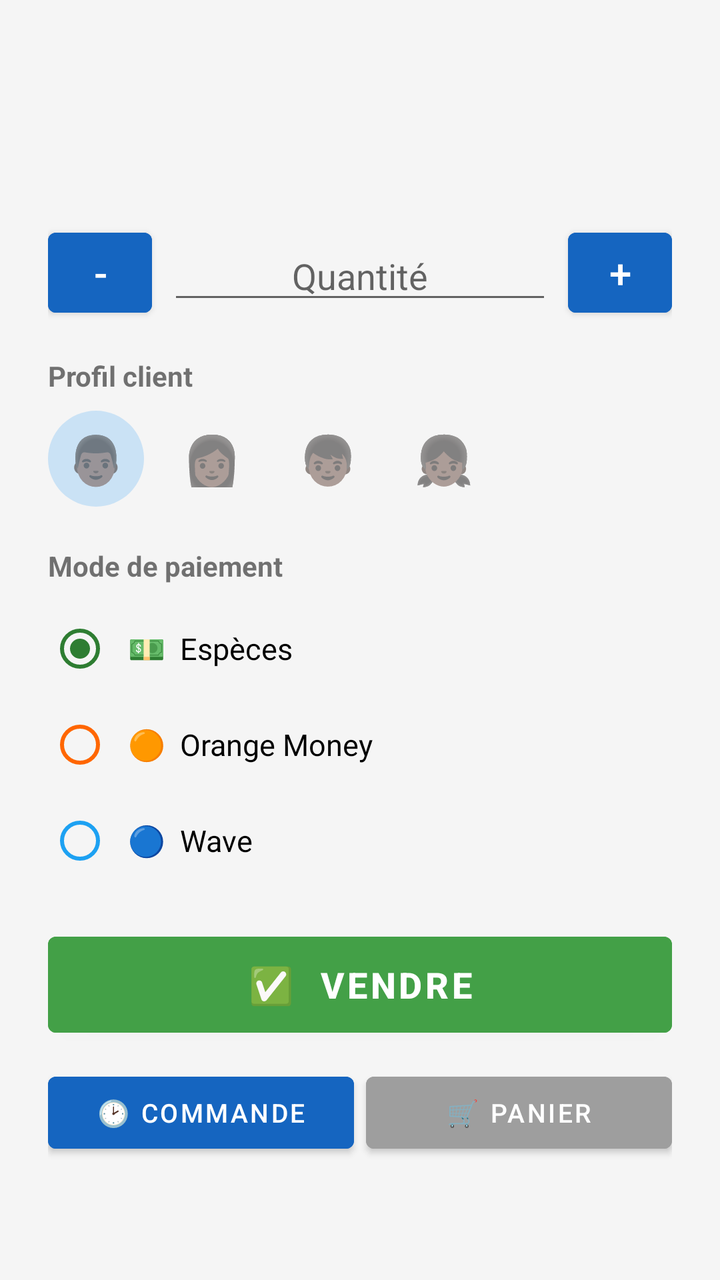
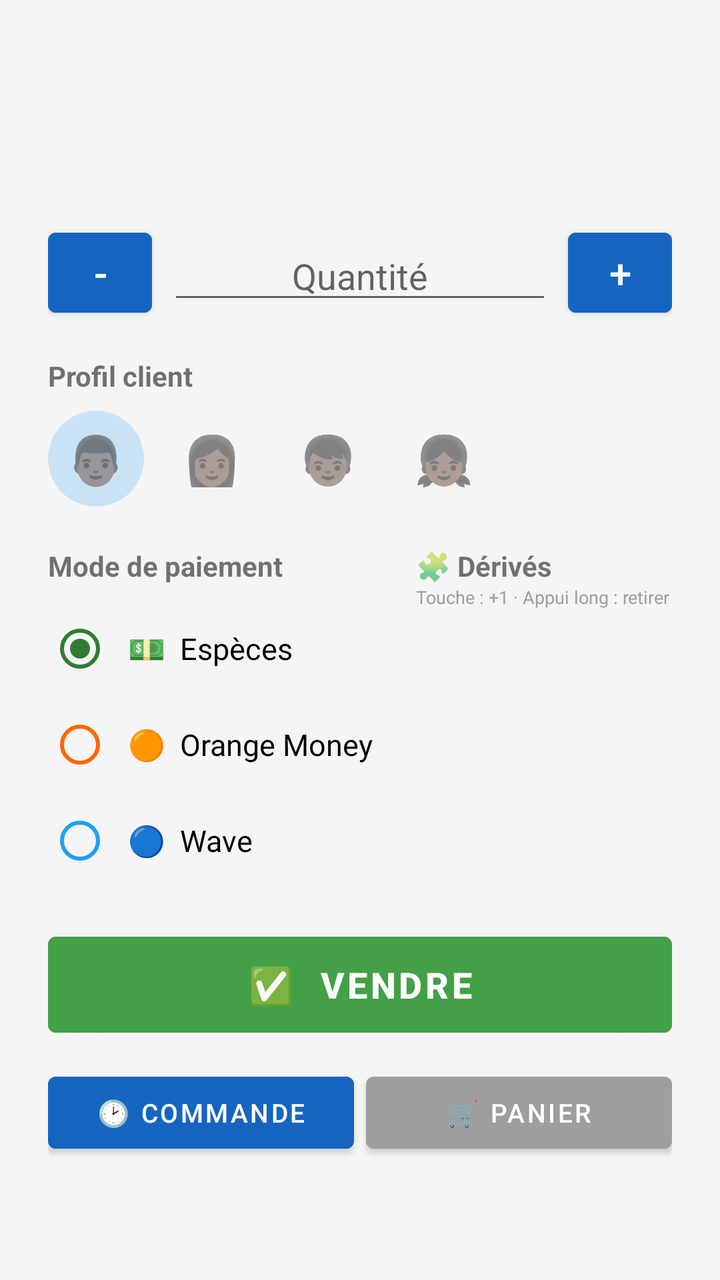

An Android layout rendered at two revisions. The XML below is the earlier revision; the diff shows what the commit changed to produce the second picture.
<!-- AndroidManifest.xml: application theme Theme.MonStock -->
<!-- res/layout/dialog_sell.xml -->
<?xml version="1.0" encoding="utf-8"?>
<LinearLayout xmlns:android="http://schemas.android.com/apk/res/android"
    android:layout_width="match_parent"
    android:layout_height="wrap_content"
    android:orientation="vertical"
    android:padding="24dp">

    <TextView
        android:id="@+id/tvAvailableStock"
        android:layout_width="match_parent"
        android:layout_height="wrap_content"
        android:textStyle="bold"
        android:textSize="15sp"
        android:textColor="?attr/colorPrimary"
        android:layout_marginBottom="4dp" />

    <TextView
        android:id="@+id/tvUnitPrice"
        android:layout_width="match_parent"
        android:layout_height="wrap_content"
        android:textStyle="bold"
        android:textSize="15sp"
        android:textColor="@color/accent"
        android:layout_marginBottom="4dp" />

    <TextView
        android:id="@+id/tvTotalPrice"
        android:layout_width="match_parent"
        android:layout_height="wrap_content"
        android:textStyle="bold"
        android:textSize="19sp"
        android:textColor="@color/accent"
        android:layout_marginBottom="12dp" />

    <LinearLayout
        android:layout_width="match_parent"
        android:layout_height="wrap_content"
        android:orientation="horizontal"
        android:gravity="center_vertical">

        <Button
            android:id="@+id/btnMinus"
            android:layout_width="52dp"
            android:layout_height="52dp"
            android:text="-"
            android:textSize="20sp"
            android:backgroundTint="?attr/colorPrimary" />

        <EditText
            android:id="@+id/etQuantitySold"
            android:layout_width="0dp"
            android:layout_height="wrap_content"
            android:layout_weight="1"
            android:gravity="center"
            android:hint="@string/quantity"
            android:inputType="number"
            android:textSize="18sp"
            android:layout_marginHorizontal="8dp" />

        <Button
            android:id="@+id/btnPlus"
            android:layout_width="52dp"
            android:layout_height="52dp"
            android:text="+"
            android:textSize="20sp"
            android:backgroundTint="?attr/colorPrimary" />

    </LinearLayout>

    <TextView
        android:layout_width="wrap_content"
        android:layout_height="wrap_content"
        android:text="Profil client"
        android:textStyle="bold"
        android:layout_marginTop="16dp"
        android:layout_marginBottom="8dp" />

    <LinearLayout
        android:id="@+id/llCustomerProfile"
        android:layout_width="wrap_content"
        android:layout_height="wrap_content"
        android:orientation="horizontal"
        android:layout_marginBottom="4dp">

        <TextView
            android:id="@+id/tvProfileMan"
            android:layout_width="48dp"
            android:layout_height="48dp"
            android:layout_marginEnd="10dp"
            android:gravity="center"
            android:textSize="24sp"
            android:text="👨🏿"
            android:background="@drawable/bg_profile_selected" />

        <TextView
            android:id="@+id/tvProfileWoman"
            android:layout_width="48dp"
            android:layout_height="48dp"
            android:layout_marginEnd="10dp"
            android:gravity="center"
            android:textSize="24sp"
            android:text="👩🏿" />

        <TextView
            android:id="@+id/tvProfileBoy"
            android:layout_width="48dp"
            android:layout_height="48dp"
            android:layout_marginEnd="10dp"
            android:gravity="center"
            android:textSize="24sp"
            android:text="👦🏿" />

        <TextView
            android:id="@+id/tvProfileGirl"
            android:layout_width="48dp"
            android:layout_height="48dp"
            android:gravity="center"
            android:textSize="24sp"
            android:text="👧🏿" />

    </LinearLayout>

    <TextView
        android:layout_width="wrap_content"
        android:layout_height="wrap_content"
        android:text="Mode de paiement"
        android:textStyle="bold"
        android:layout_marginTop="16dp"
        android:layout_marginBottom="8dp" />

    <RadioGroup
        android:id="@+id/rgPayment"
        android:layout_width="match_parent"
        android:layout_height="wrap_content">

        <RadioButton
            android:id="@+id/rbCash"
            android:layout_width="match_parent"
            android:layout_height="wrap_content"
            android:text="💵  Espèces"
            android:textSize="15sp"
            android:buttonTint="@color/cash"
            android:checked="true"
            android:padding="8dp" />

        <RadioButton
            android:id="@+id/rbOrangeMoney"
            android:layout_width="match_parent"
            android:layout_height="wrap_content"
            android:text="🟠  Orange Money"
            android:textSize="15sp"
            android:buttonTint="@color/orange_money"
            android:padding="8dp" />

        <RadioButton
            android:id="@+id/rbWave"
            android:layout_width="match_parent"
            android:layout_height="wrap_content"
            android:text="🔵  Wave"
            android:textSize="15sp"
            android:buttonTint="@color/wave"
            android:padding="8dp" />

    </RadioGroup>

    <Button
        android:id="@+id/btnSellNow"
        android:layout_width="match_parent"
        android:layout_height="60dp"
        android:layout_marginTop="18dp"
        android:text="✅  VENDRE"
        android:textSize="18sp"
        android:textStyle="bold"
        android:textColor="@color/white"
        android:backgroundTint="@color/accent" />

    <LinearLayout
        android:layout_width="match_parent"
        android:layout_height="wrap_content"
        android:orientation="horizontal"
        android:layout_marginTop="10dp">

        <Button
            android:id="@+id/btnOrderSingle"
            android:layout_width="0dp"
            android:layout_height="wrap_content"
            android:layout_weight="1"
            android:text="🕑 Commande"
            android:textSize="13sp"
            android:backgroundTint="?attr/colorPrimary"
            android:layout_marginEnd="6dp" />

        <Button
            android:id="@+id/btnAddToCart"
            android:layout_width="0dp"
            android:layout_height="wrap_content"
            android:layout_weight="1"
            android:text="🛒 Panier"
            android:textSize="13sp"
            android:backgroundTint="#9E9E9E" />

    </LinearLayout>

</LinearLayout>
<!-- resources referenced by this layout -->
<resources>
  <color name="accent">#43A047</color>
  <color name="cash">#2E7D32</color>
  <color name="orange_money">#FF6600</color>
  <color name="wave">#1DA1F2</color>
  <color name="white">#FFFFFF</color>
  <!-- drawable bg_profile_selected (drawable) -->
  <?xml version="1.0" encoding="utf-8"?>
  <shape xmlns:android="http://schemas.android.com/apk/res/android" android:shape="oval">
      <solid android:color="#332196F3" />
  </shape>
  <string name="quantity">Quantité</string>
  <style name="Theme.MonStock" parent="Theme.MaterialComponents.DayNight.NoActionBar">
          <item name="colorPrimary">@color/primary</item>
          <item name="colorPrimaryDark">@color/primary_dark</item>
          <item name="colorAccent">@color/accent</item>
          <item name="android:windowBackground">@color/background</item>
      </style>
  <color name="primary">#1565C0</color>
  <color name="primary_dark">#0D47A1</color>
  <color name="background">#F5F5F5</color>
</resources>

<!-- the commit's change to res/layout/dialog_sell.xml (unified diff, before → after) -->
@@ -120,15 +120,26 @@
 
     </LinearLayout>
 
-    <TextView
-        android:layout_width="wrap_content"
-        android:layout_height="wrap_content"
-        android:text="Mode de paiement"
-        android:textStyle="bold"
-        android:layout_marginTop="16dp"
-        android:layout_marginBottom="8dp" />
-
-    <RadioGroup
+    <LinearLayout
+        android:layout_width="match_parent"
+        android:layout_height="wrap_content"
+        android:orientation="horizontal"
+        android:layout_marginTop="16dp">
+
+        <LinearLayout
+            android:layout_width="0dp"
+            android:layout_height="wrap_content"
+            android:layout_weight="1"
+            android:orientation="vertical">
+
+            <TextView
+                android:layout_width="wrap_content"
+                android:layout_height="wrap_content"
+                android:text="Mode de paiement"
+                android:textStyle="bold"
+                android:layout_marginBottom="8dp" />
+
+            <RadioGroup
         android:id="@+id/rgPayment"
         android:layout_width="match_parent"
         android:layout_height="wrap_content">
@@ -163,6 +174,47 @@
 
     </RadioGroup>
 
+        </LinearLayout>
+
+        <LinearLayout
+            android:id="@+id/llDerivedColumn"
+            android:layout_width="128dp"
+            android:layout_height="wrap_content"
+            android:orientation="vertical"
+            android:layout_marginStart="8dp">
+
+            <TextView
+                android:layout_width="wrap_content"
+                android:layout_height="wrap_content"
+                android:text="🧩 Dérivés"
+                android:textStyle="bold" />
+
+            <TextView
+                android:layout_width="wrap_content"
+                android:layout_height="wrap_content"
+                android:text="Touche : +1 · Appui long : retirer"
+                android:textSize="9sp"
+                android:textColor="#9E9E9E" />
+
+            <ScrollView
+                android:id="@+id/svDerived"
+                android:layout_width="match_parent"
+                android:layout_height="132dp"
+                android:layout_marginTop="6dp"
+                android:fadeScrollbars="false"
+                android:scrollbarStyle="outsideOverlay">
+
+                <LinearLayout
+                    android:id="@+id/llDerivedList"
+                    android:layout_width="match_parent"
+                    android:layout_height="wrap_content"
+                    android:orientation="vertical" />
+            </ScrollView>
+
+        </LinearLayout>
+
+    </LinearLayout>
+
     <Button
         android:id="@+id/btnSellNow"
         android:layout_width="match_parent"
